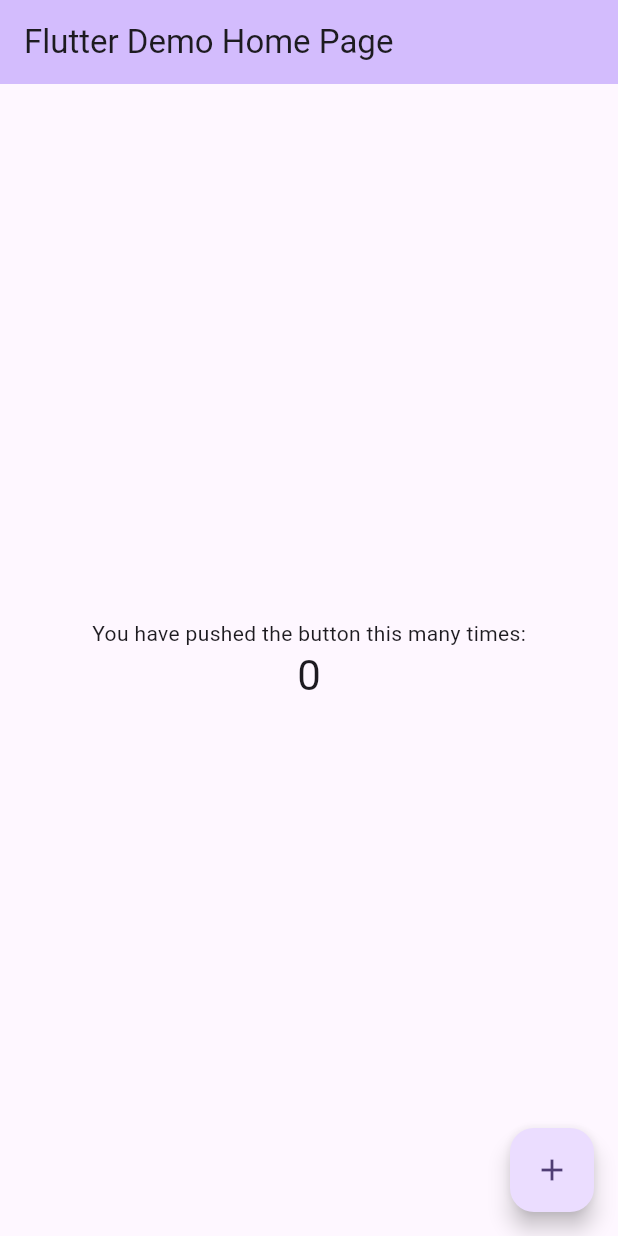
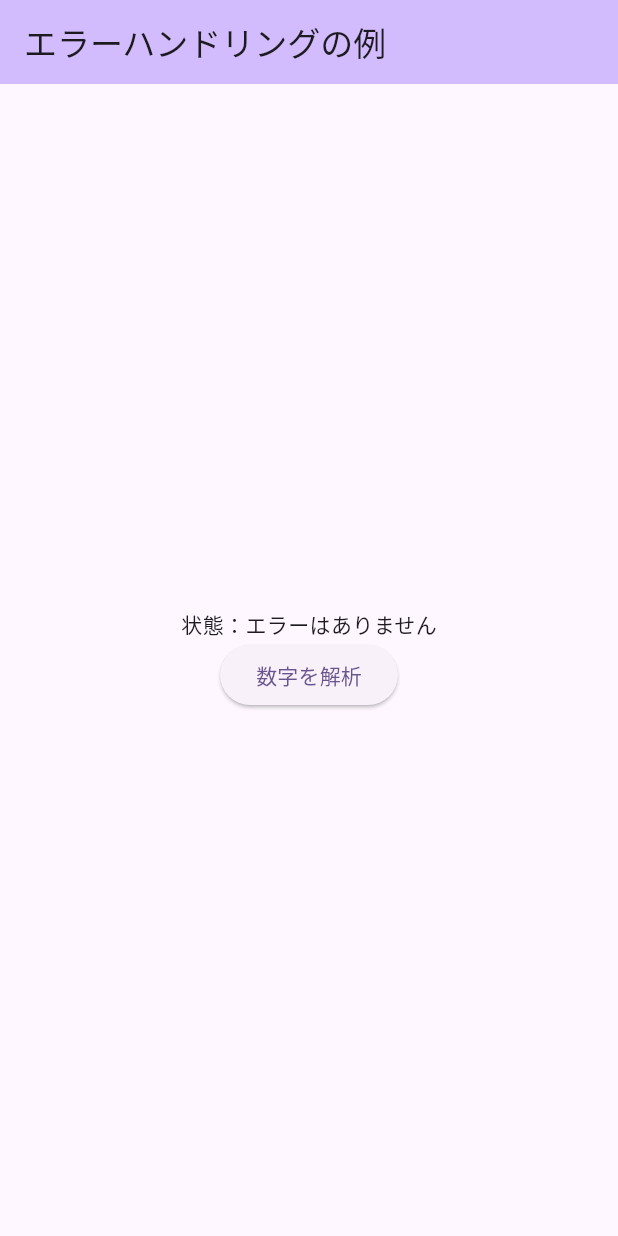
Before and after one commit to Soma2367/grammar_flutter, a Flutter app: the screen it shows after launch, on a phone screen of 412 x 824 dp. Run offline on Flutter 3.47's test engine with Material 3 defaults, Android fonts, the phone set to English and light mode, and no system bars.

Commit message:
try_catch_finally

```diff
--- a/lib/main.dart
+++ b/lib/main.dart
@@ -31,12 +31,24 @@ class MyHomePage extends StatefulWidget {
 }
 
 class _MyHomePageState extends State<MyHomePage> {
-  int _counter = 0;
+  String _message = "エラーはありません";
+  String _input = "10";
 
-  void _incrementCounter() {
-    setState(() {
-      _counter++;
-    });
+  void _handleErrors() {
+    int? convertedNumber;
+
+    try {
+      convertedNumber = int.parse(_input);
+      setState(() {
+        _message = "変換した数字は: $convertedNumber";
+      });
+    } on FormatException catch (error) {
+      setState(() {
+        _message = "FormatException 数字に変換できませんでした: ${error.message}";
+      });
+    } finally {
+      print("finally 変換処理が終了しました");
+    }
   }
 
   @override
@@ -44,27 +56,20 @@ class _MyHomePageState extends State<MyHomePage> {
     return Scaffold(
       appBar: AppBar(
         backgroundColor: Theme.of(context).colorScheme.inversePrimary,
-        title: Text(widget.title),
+        title: Text("エラーハンドリングの例"),
       ),
       body: Center(
         child: Column(
           mainAxisAlignment: MainAxisAlignment.center,
-          children: <Widget>[
-            const Text(
-              'You have pushed the button this many times:',
-            ),
-            Text(
-              '$_counter',
-              style: Theme.of(context).textTheme.headlineMedium,
+          children: [
+            Text('状態：$_message'),
+            ElevatedButton(
+                onPressed: _handleErrors,
+                child: Text('数字を解析')
             ),
           ],
         ),
       ),
-      floatingActionButton: FloatingActionButton(
-        onPressed: _incrementCounter,
-        tooltip: 'Increment',
-        child: const Icon(Icons.add),
-      ), // This trailing comma makes auto-formatting nicer for build methods.
     );
   }
 }
```
